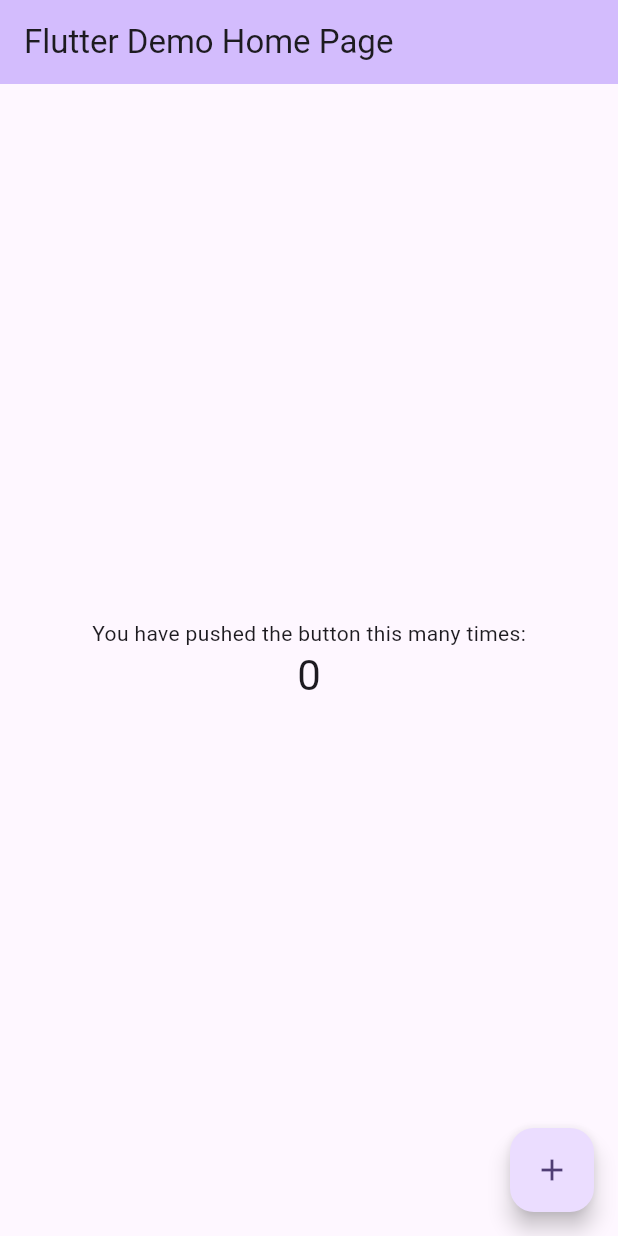
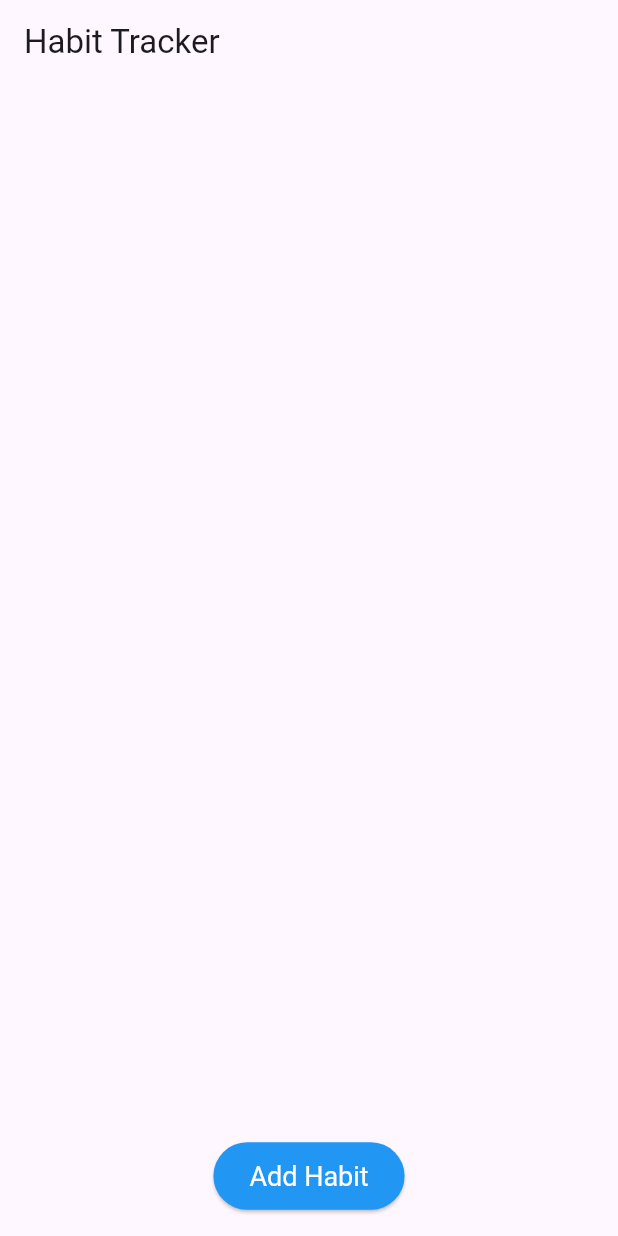
Before and after one commit to mattvella05/CPD, a Flutter app: the screen it shows after launch, on a phone screen of 412 x 824 dp. Run offline on Flutter 3.47's test engine with Material 3 defaults, Android fonts, the phone set to English and light mode, and no system bars; our stand-ins replace geolocator.

Commit message:
Habit screen

```diff
--- /dev/null
+++ b/lib/Models/habit.dart
@@ -0,0 +1,36 @@
+class Habit {
+  final String name;
+  final double latitude;
+  final double longitude;
+
+  Habit({required this.name, required this.latitude, required this.longitude});
+
+  Map<String, dynamic> toMap() {
+    return {
+      'name': name,
+      'latitude': latitude,
+      'longitude': longitude,
+    };
+  }
+
+  static Habit fromMap(Map<String, dynamic> map) {
+    return Habit(
+      name: map['name'],
+      latitude: map['latitude'],
+      longitude: map['longitude'],
+    );
+  }
+
+  Habit copyWith({String? name, double? latitude, double? longitude}) {
+    return Habit(
+      name: name ?? this.name,
+      latitude: latitude ?? this.latitude,
+      longitude: longitude ?? this.longitude,
+    );
+  }
+
+  @override
+  String toString() {
+    return 'Habit(name: $name, latitude: $latitude, longitude: $longitude)';
+  }
+}
--- /dev/null
+++ b/lib/Screens/habit_list_screen.dart
@@ -0,0 +1,62 @@
+import 'package:flutter/material.dart';
+import 'package:geolocator/geolocator.dart';
+import 'package:matthew_cpd_assignment/Models/habit.dart';
+
+class HabitListScreen extends StatefulWidget {
+  const HabitListScreen({super.key});
+
+  @override
+  _HabitListScreenState createState() => _HabitListScreenState();
+}
+
+class _HabitListScreenState extends State<HabitListScreen> {
+  List<Habit> habits = [];
+
+  Future<void> _addHabit() async {
+    Position position = await Geolocator.getCurrentPosition(
+        desiredAccuracy: LocationAccuracy.high);
+
+    setState(() {
+      habits.add(Habit(
+        name: "New Habit",
+        latitude: position.latitude,
+        longitude: position.longitude,
+      ));
+    });
+  }
+
+  @override
+  Widget build(BuildContext context) {
+    return Scaffold(
+      appBar: AppBar(title: const Text("Habit Tracker")),
+      body: Column(
+        children: [
+          Expanded(
+            child: ListView.builder(
+              itemCount: habits.length,
+              itemBuilder: (context, index) {
+                return ListTile(
+                  title: Text(habits[index].name),
+                  subtitle: Text(
+                      "Location: ${habits[index].latitude}, ${habits[index].longitude}"),
+                );
+              },
+            ),
+          ),
+          Padding(
+            padding: const EdgeInsets.all(16.0),
+            child: ElevatedButton(
+              onPressed: _addHabit,
+              style: ElevatedButton.styleFrom(
+                backgroundColor: Colors.blue, // Button color
+                padding: const EdgeInsets.symmetric(vertical: 12, horizontal: 24),
+                textStyle: const TextStyle(fontSize: 18),
+              ),
+              child: const Text("Add Habit", style: TextStyle(color: Colors.white)),
+            ),
+          ),
+        ],
+      ),
+    );
+  }
+}
--- a/lib/main.dart
+++ b/lib/main.dart
@@ -1,125 +1,38 @@
 import 'package:flutter/material.dart';
+import 'package:geolocator/geolocator.dart';
+import 'package:matthew_cpd_assignment/Screens/habit_list_screen.dart';
 
-void main() {
+void main() async {
+  WidgetsFlutterBinding.ensureInitialized();
+  await _checkLocationPermission();
   runApp(const MyApp());
+}
+
+Future<void> _checkLocationPermission() async {
+  LocationPermission permission = await Geolocator.checkPermission();
+
+  if (permission == LocationPermission.denied) {
+    permission = await Geolocator.requestPermission();
+  }
+
+  if (permission == LocationPermission.deniedForever) {
+    await Geolocator.openAppSettings();
+  }
 }
 
 class MyApp extends StatelessWidget {
   const MyApp({super.key});
 
-  // This widget is the root of your application.
   @override
   Widget build(BuildContext context) {
     return MaterialApp(
-      title: 'Flutter Demo',
+      debugShowCheckedModeBanner: false,
+      title: 'Habit Tracker',
       theme: ThemeData(
-        // This is the theme of your application.
-        //
-        // TRY THIS: Try running your application with "flutter run". You'll see
-        // the application has a purple toolbar. Then, without quitting the app,
-        // try changing the seedColor in the colorScheme below to Colors.green
-        // and then invoke "hot reload" (save your changes or press the "hot
-        // reload" button in a Flutter-supported IDE, or press "r" if you used
-        // the command line to start the app).
-        //
-        // Notice that the counter didn't reset back to zero; the application
-        // state is not lost during the reload. To reset the state, use hot
-        // restart instead.
-        //
-        // This works for code too, not just values: Most code changes can be
-        // tested with just a hot reload.
-        colorScheme: ColorScheme.fromSeed(seedColor: Colors.deepPurple),
+        primarySwatch: Colors.blue,
         useMaterial3: true,
       ),
-      home: const MyHomePage(title: 'Flutter Demo Home Page'),
+      home: const HabitListScreen(),
     );
   }
 }
-
-class MyHomePage extends StatefulWidget {
-  const MyHomePage({super.key, required this.title});
-
-  // This widget is the home page of your application. It is stateful, meaning
-  // that it has a State object (defined below) that contains fields that affect
-  // how it looks.
-
-  // This class is the configuration for the state. It holds the values (in this
-  // case the title) provided by the parent (in this case the App widget) and
-  // used by the build method of the State. Fields in a Widget subclass are
-  // always marked "final".
-
-  final String title;
-
-  @override
-  State<MyHomePage> createState() => _MyHomePageState();
-}
-
-class _MyHomePageState extends State<MyHomePage> {
-  int _counter = 0;
-
-  void _incrementCounter() {
-    setState(() {
-      // This call to setState tells the Flutter framework that something has
-      // changed in this State, which causes it to rerun the build method below
-      // so that the display can reflect the updated values. If we changed
-      // _counter without calling setState(), then the build method would not be
-      // called again, and so nothing would appear to happen.
-      _counter++;
-    });
-  }
-
-  @override
-  Widget build(BuildContext context) {
-    // This method is rerun every time setState is called, for instance as done
-    // by the _incrementCounter method above.
-    //
-    // The Flutter framework has been optimized to make rerunning build methods
-    // fast, so that you can just rebuild anything that needs updating rather
-    // than having to individually change instances of widgets.
-    return Scaffold(
-      appBar: AppBar(
-        // TRY THIS: Try changing the color here to a specific color (to
-        // Colors.amber, perhaps?) and trigger a hot reload to see the AppBar
-        // change color while the other colors stay the same.
-        backgroundColor: Theme.of(context).colorScheme.inversePrimary,
-        // Here we take the value from the MyHomePage object that was created by
-        // the App.build method, and use it to set our appbar title.
-        title: Text(widget.title),
-      ),
-      body: Center(
-        // Center is a layout widget. It takes a single child and positions it
-        // in the middle of the parent.
-        child: Column(
-          // Column is also a layout widget. It takes a list of children and
-          // arranges them vertically. By default, it sizes itself to fit its
-          // children horizontally, and tries to be as tall as its parent.
-          //
-          // Column has various properties to control how it sizes itself and
-          // how it positions its children. Here we use mainAxisAlignment to
-          // center the children vertically; the main axis here is the vertical
-          // axis because Columns are vertical (the cross axis would be
-          // horizontal).
-          //
-          // TRY THIS: Invoke "debug painting" (choose the "Toggle Debug Paint"
-          // action in the IDE, or press "p" in the console), to see the
-          // wireframe for each widget.
-          mainAxisAlignment: MainAxisAlignment.center,
-          children: <Widget>[
-            const Text(
-              'You have pushed the button this many times:',
-            ),
-            Text(
-              '$_counter',
-              style: Theme.of(context).textTheme.headlineMedium,
-            ),
-          ],
-        ),
-      ),
-      floatingActionButton: FloatingActionButton(
-        onPressed: _incrementCounter,
-        tooltip: 'Increment',
-        child: const Icon(Icons.add),
-      ), // This trailing comma makes auto-formatting nicer for build methods.
-    );
-  }
-}
```
Also changed, not shown: pubspec.yaml (+8 -69 lines), pubspec.lock, 130 other files.
